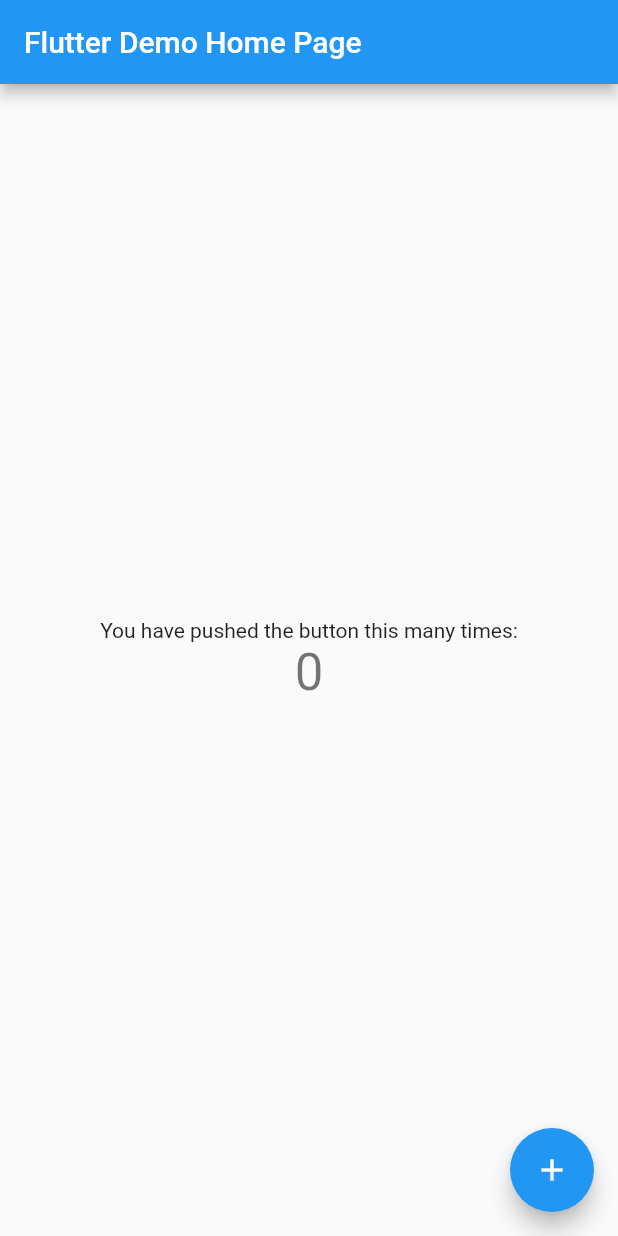
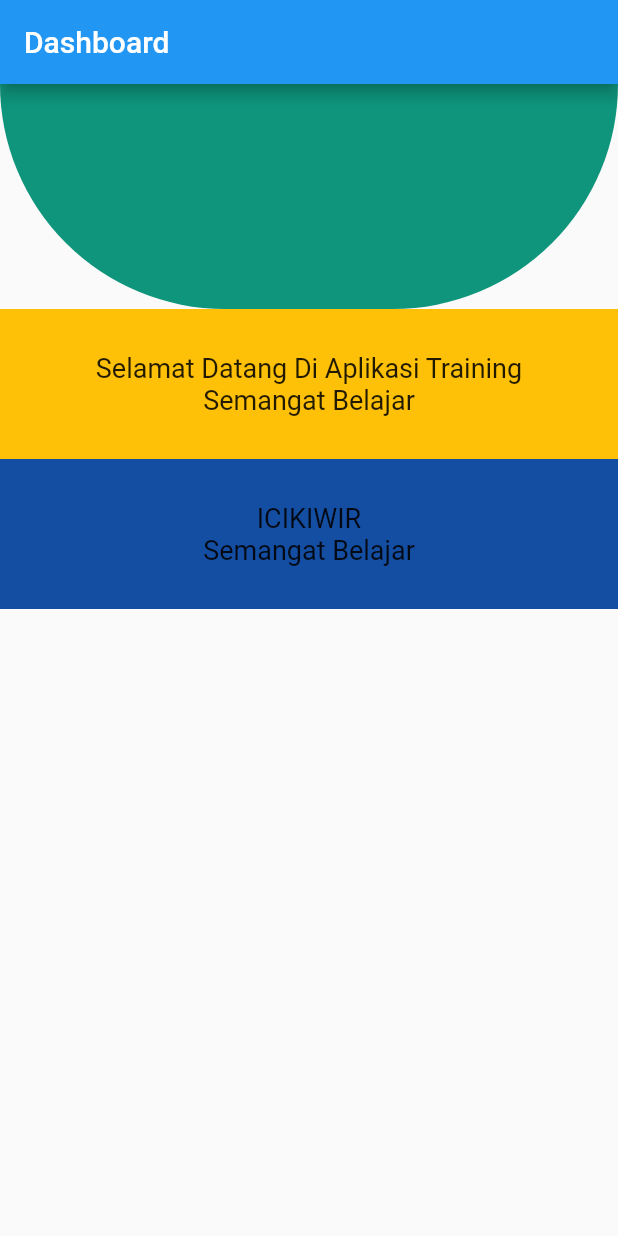
Before and after one commit to sanseru/TrainingFlutter, a Flutter app: the screen it shows after launch, on a phone screen of 412 x 824 dp. Run offline on Flutter 3.47's test engine with Material 2 defaults, Android fonts, the light colour scheme and no system bars.

Commit message:
Membuat Listview

```diff
--- a/lib/main.dart
+++ b/lib/main.dart
@@ -1,9 +1,46 @@
 import 'package:flutter/material.dart';
+import 'package:training_app/screen/HomePage.dart';
 
 void main() {
+  // var mapping = {"name": "Haris", "class": "KA10"};
+  // for (var i = 1; i <= 10; i++) {
+  //   if (i % 2 == 0) {
+  //     print("Nilai dari I =$i");
+  //   }
+  // }
+  // print(mapping);
+  // incr(3.5, 7);
+
+  // Employee employee = Employee();
+  // employee.name = "Haris Getter Setter";
+  // employee.result();
   runApp(const MyApp());
 }
 
+// void incr(dynamic a, int b) {
+//   dynamic result = a + b;
+//   print('Nilai tambahnya $a + $b adalah = $result');
+// }
+
+// class Employee {
+//   late String name;
+// //getter method
+//   String get emp_name {
+//     return name;
+//   }
+
+// //setter method
+//   void set emp_name(String name) {
+//     this.name = name;
+//   }
+
+// //function definition
+//   void result() {
+//     print(name);
+//   }
+// }
+
+// Stateless Berarti Statis
 class MyApp extends StatelessWidget {
   const MyApp({Key? key}) : super(key: key);
 
@@ -11,105 +48,59 @@
   @override
   Widget build(BuildContext context) {
     return MaterialApp(
-      title: 'Flutter Demo',
+      title: 'Flutter Training',
       theme: ThemeData(
-        // This is the theme of your application.
-        //
-        // Try running your application with "flutter run". You'll see the
-        // application has a blue toolbar. Then, without quitting the app, try
-        // changing the primarySwatch below to Colors.green and then invoke
-        // "hot reload" (press "r" in the console where you ran "flutter run",
-        // or simply save your changes to "hot reload" in a Flutter IDE).
-        // Notice that the counter didn't reset back to zero; the application
-        // is not restarted.
         primarySwatch: Colors.blue,
       ),
-      home: const MyHomePage(title: 'Flutter Demo Home Page'),
+      home: HomePage(),
     );
   }
 }
 
-class MyHomePage extends StatefulWidget {
-  const MyHomePage({Key? key, required this.title}) : super(key: key);
+// stateful Berarti Dinamis
+// class MyHomePage extends StatefulWidget {
+//   const MyHomePage({Key? key, required this.title}) : super(key: key);
 
-  // This widget is the home page of your application. It is stateful, meaning
-  // that it has a State object (defined below) that contains fields that affect
-  // how it looks.
+//   final String title;
 
-  // This class is the configuration for the state. It holds the values (in this
-  // case the title) provided by the parent (in this case the App widget) and
-  // used by the build method of the State. Fields in a Widget subclass are
-  // always marked "final".
+//   @override
+//   State<MyHomePage> createState() => _MyHomePageState();
+// }
 
-  final String title;
+// class _MyHomePageState extends State<MyHomePage> {
+//   int _counter = 0;
 
-  @override
-  State<MyHomePage> createState() => _MyHomePageState();
-}
+//   void _incrementCounter() {
+//     setState(() {
+//       _counter++;
+//     });
+//   }
 
-class _MyHomePageState extends State<MyHomePage> {
-  int _counter = 0;
-
-  void _incrementCounter() {
-    setState(() {
-      // This call to setState tells the Flutter framework that something has
-      // changed in this State, which causes it to rerun the build method below
-      // so that the display can reflect the updated values. If we changed
-      // _counter without calling setState(), then the build method would not be
-      // called again, and so nothing would appear to happen.
-      _counter++;
-    });
-  }
-
-  @override
-  Widget build(BuildContext context) {
-    // This method is rerun every time setState is called, for instance as done
-    // by the _incrementCounter method above.
-    //
-    // The Flutter framework has been optimized to make rerunning build methods
-    // fast, so that you can just rebuild anything that needs updating rather
-    // than having to individually change instances of widgets.
-    return Scaffold(
-      appBar: AppBar(
-        // Here we take the value from the MyHomePage object that was created by
-        // the App.build method, and use it to set our appbar title.
-        title: Text(widget.title),
-      ),
-      body: Center(
-        // Center is a layout widget. It takes a single child and positions it
-        // in the middle of the parent.
-        child: Column(
-          // Column is also a layout widget. It takes a list of children and
-          // arranges them vertically. By default, it sizes itself to fit its
-          // children horizontally, and tries to be as tall as its parent.
-          //
-          // Invoke "debug painting" (press "p" in the console, choose the
-          // "Toggle Debug Paint" action from the Flutter Inspector in Android
-          // Studio, or the "Toggle Debug Paint" command in Visual Studio Code)
-          // to see the wireframe for each widget.
-          //
-          // Column has various properties to control how it sizes itself and
-          // how it positions its children. Here we use mainAxisAlignment to
-          // center the children vertically; the main axis here is the vertical
-          // axis because Columns are vertical (the cross axis would be
-          // horizontal).
-          mainAxisAlignment: MainAxisAlignment.center,
-          children: <Widget>[
-            const Text(
-              'You have pushed the button this many times:',
-            ),
-            Text(
-              '$_counter',
-              style: Theme.of(context).textTheme.headline4,
-            ),
-          ],
-        ),
-      ),
-      floatingActionButton: FloatingActionButton(
-        onPressed: _incrementCounter,
-        tooltip: 'Increment',
-        child: const Icon(Icons.add),
-      ), // This trailing comma makes auto-formatting nicer for build methods.
-    );
-  }
-}
+//   @override
+//   Widget build(BuildContext context) {
+//     return Scaffold(
+//       appBar: AppBar(
+//         title: Text(widget.title),
+//       ),
+//       body: Center(
+//         child: Column(
+//           mainAxisAlignment: MainAxisAlignment.center,
+//           children: <Widget>[
+//             const Text(
+//               'Anda telah menekan tombol sebanyak:',
+//             ),
+//             Text(
+//               '$_counter',
+//               style: Theme.of(context).textTheme.headline4,
+//             ),
+//           ],
+//         ),
+//       ),
+//       floatingActionButton: FloatingActionButton(
+//         onPressed: _incrementCounter,
+//         tooltip: 'Increment',
+//         child: const Icon(Icons.add),
+//       ), // This trailing comma makes auto-formatting nicer for build methods.
+//     );
+//   }
+// }
--- /dev/null
+++ b/lib/screen/HomePage.dart
@@ -0,0 +1,70 @@
+import 'package:flutter/material.dart';
+
+class HomePage extends StatelessWidget {
+  @override
+  Widget build(BuildContext context) {
+    return Scaffold(
+      appBar: AppBar(
+        title: Text('Dashboard'),
+      ),
+      body: ListView(
+        children: [
+          Stack(
+            children: [
+              Container(
+                height: 150,
+                decoration: BoxDecoration(
+                  color: Color.fromARGB(255, 14, 149, 124),
+                  borderRadius: BorderRadius.only(
+                    bottomLeft: Radius.circular(150),
+                    bottomRight: Radius.circular(150),
+                  ),
+                ),
+              ),
+            ],
+          ),
+          Container(
+            height: 100,
+            decoration: BoxDecoration(color: Colors.amber),
+            child: Center(
+              child: Column(
+                crossAxisAlignment: CrossAxisAlignment.center,
+                mainAxisAlignment: MainAxisAlignment.center,
+                children: [
+                  Text(
+                    'Selamat Datang Di Aplikasi Training',
+                    style: TextStyle(fontSize: 18),
+                  ),
+                  Text(
+                    'Semangat Belajar',
+                    style: TextStyle(fontSize: 18),
+                  ),
+                ],
+              ),
+            ),
+          ),
+          Container(
+            height: 100,
+            decoration: BoxDecoration(color: Color.fromARGB(255, 20, 78, 163)),
+            child: Center(
+              child: Column(
+                crossAxisAlignment: CrossAxisAlignment.center,
+                mainAxisAlignment: MainAxisAlignment.center,
+                children: [
+                  Text(
+                    'ICIKIWIR',
+                    style: TextStyle(fontSize: 18),
+                  ),
+                  Text(
+                    'Semangat Belajar',
+                    style: TextStyle(fontSize: 18),
+                  ),
+                ],
+              ),
+            ),
+          ),
+        ],
+      ),
+    );
+  }
+}
```
